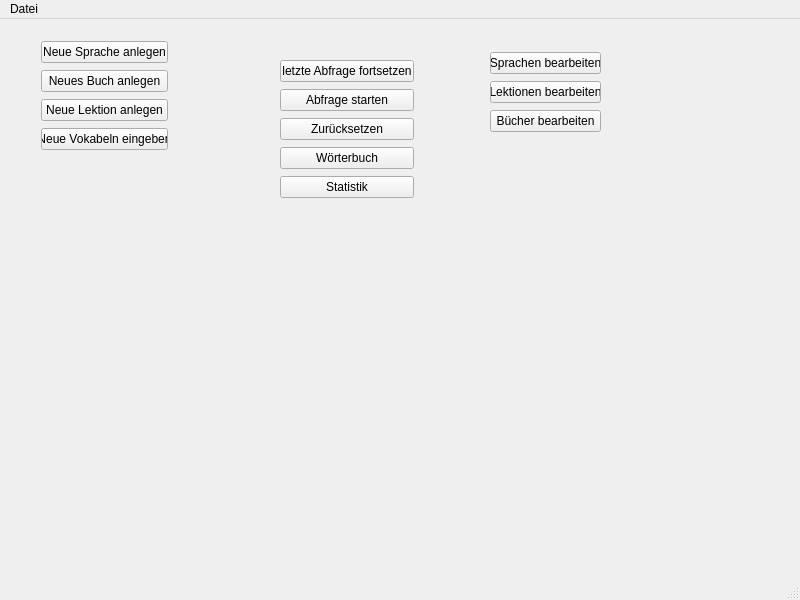
Before: the Qt Designer form UIs/MainWindow.ui in JPaehr/VokabelTrainer, drawn with Qt 5.
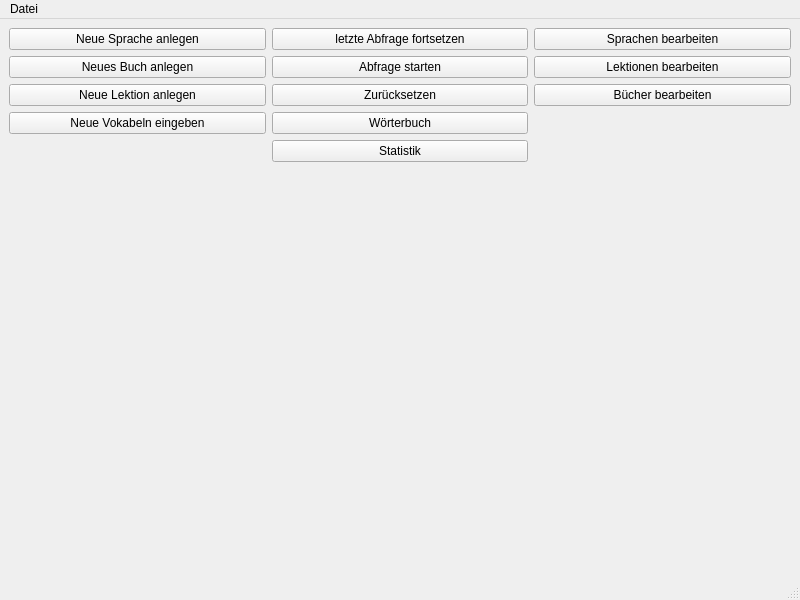
After: the same form once the commit is applied.

Commit message: MainWindow now resizeable

```diff
--- a/UIs/MainWindow.ui
+++ b/UIs/MainWindow.ui
@@ -14,15 +14,43 @@
    <string>MainWindow</string>
   </property>
   <widget class="QWidget" name="centralwidget">
-   <widget class="QWidget" name="layoutWidget">
-    <property name="geometry">
-     <rect>
-      <x>280</x>
-      <y>40</y>
-      <width>134</width>
-      <height>141</height>
-     </rect>
-    </property>
+   <layout class="QHBoxLayout" name="horizontalLayout">
+    <item>
+     <layout class="QVBoxLayout" name="verticalLayout">
+      <item>
+       <widget class="QPushButton" name="btnNeueSprache">
+        <property name="text">
+         <string>Neue Sprache anlegen</string>
+        </property>
+       </widget>
+      </item>
+      <item>
+       <widget class="QPushButton" name="btnNeuesBuch">
+        <property name="text">
+         <string>Neues Buch anlegen</string>
+        </property>
+       </widget>
+      </item>
+      <item>
+       <widget class="QPushButton" name="btnNeueLektion">
+        <property name="text">
+         <string>Neue Lektion anlegen</string>
+        </property>
+       </widget>
+      </item>
+      <item>
+       <widget class="QPushButton" name="btnNeueVok">
+        <property name="text">
+         <string>Neue Vokabeln eingeben</string>
+        </property>
+       </widget>
+      </item>
+      <item>
+       <widget class="QWidget" name="widget" native="true"/>
+      </item>
+     </layout>
+    </item>
+    <item>
     <layout class="QVBoxLayout" name="verticalLayout_2">
      <item>
       <widget class="QPushButton" name="btnFortsetzen">
@@ -59,57 +87,12 @@
        </property>
       </widget>
      </item>
-    </layout>
-   </widget>
-   <widget class="QWidget" name="layoutWidget">
-    <property name="geometry">
-     <rect>
-      <x>41</x>
-      <y>21</y>
-      <width>127</width>
-      <height>112</height>
-     </rect>
-    </property>
-    <layout class="QVBoxLayout" name="verticalLayout">
      <item>
-      <widget class="QPushButton" name="btnNeueSprache">
-       <property name="text">
-        <string>Neue Sprache anlegen</string>
-       </property>
-      </widget>
-     </item>
-     <item>
-      <widget class="QPushButton" name="btnNeuesBuch">
-       <property name="text">
-        <string>Neues Buch anlegen</string>
-       </property>
-      </widget>
+       <widget class="QWidget" name="widget_2" native="true"/>
+      </item>
+     </layout>
      </item>
      <item>
-      <widget class="QPushButton" name="btnNeueLektion">
-       <property name="text">
-        <string>Neue Lektion anlegen</string>
-       </property>
-      </widget>
-     </item>
-     <item>
-      <widget class="QPushButton" name="btnNeueVok">
-       <property name="text">
-        <string>Neue Vokabeln eingeben</string>
-       </property>
-      </widget>
-     </item>
-    </layout>
-   </widget>
-   <widget class="QWidget" name="layoutWidget">
-    <property name="geometry">
-     <rect>
-      <x>490</x>
-      <y>32</y>
-      <width>111</width>
-      <height>83</height>
-     </rect>
-    </property>
     <layout class="QVBoxLayout" name="verticalLayout_3">
      <item>
       <widget class="QPushButton" name="btnSpracheBeareiten">
@@ -132,8 +115,12 @@
        </property>
       </widget>
      </item>
-    </layout>
-   </widget>
+      <item>
+       <widget class="QWidget" name="widget_3" native="true"/>
+      </item>
+     </layout>
+    </item>
+   </layout>
   </widget>
   <widget class="QMenuBar" name="menubar">
    <property name="geometry">
```
Lines whose indentation alone changed are shown as unchanged. The commit also changes 1 other file.
